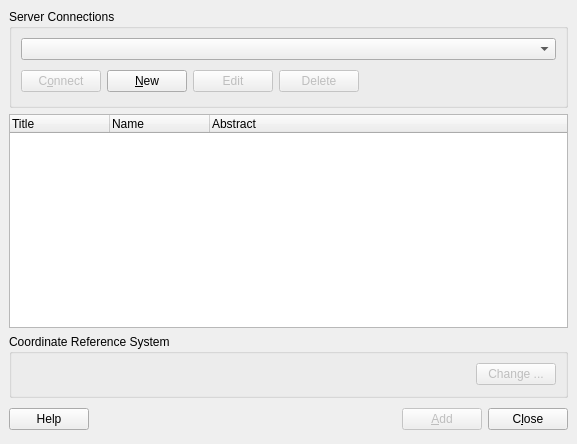
Qt form src/plugins/wfs/qgswfssourceselectbase.ui (qgis/QGIS) before a commit.
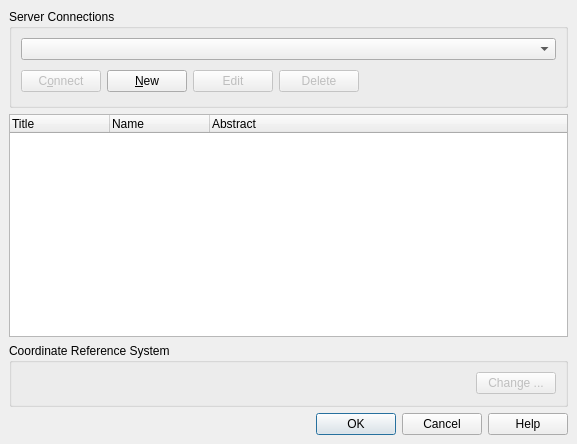
The same form after that commit.

Commit message: Convert dialogs to Qt 4.2 StandardButton API. Also fix memory leaks by using the delete operator or Qt::WA_DeleteOnClose along with accept or reject rather then deprecated Qt3 routines. Also eliminate compiler warnings.

Diff of the .ui file:
```diff
--- a/src/plugins/wfs/qgswfssourceselectbase.ui
+++ b/src/plugins/wfs/qgswfssourceselectbase.ui
@@ -89,80 +89,6 @@
      </layout>
     </widget>
    </item>
-   <item row="3" column="0" >
-    <layout class="QHBoxLayout" >
-     <property name="margin" >
-      <number>0</number>
-     </property>
-     <property name="spacing" >
-      <number>6</number>
-     </property>
-     <item>
-      <widget class="QPushButton" name="btnHelp" >
-       <property name="enabled" >
-        <bool>true</bool>
-       </property>
-       <property name="text" >
-        <string>Help</string>
-       </property>
-       <property name="shortcut" >
-        <string>F1</string>
-       </property>
-       <property name="autoDefault" >
-        <bool>true</bool>
-       </property>
-      </widget>
-     </item>
-     <item>
-      <spacer>
-       <property name="orientation" >
-        <enum>Qt::Horizontal</enum>
-       </property>
-       <property name="sizeType" >
-        <enum>QSizePolicy::Expanding</enum>
-       </property>
-       <property name="sizeHint" >
-        <size>
-         <width>111</width>
-         <height>31</height>
-        </size>
-       </property>
-      </spacer>
-     </item>
-     <item>
-      <widget class="QPushButton" name="btnAdd" >
-       <property name="enabled" >
-        <bool>false</bool>
-       </property>
-       <property name="text" >
-        <string>&amp;Add</string>
-       </property>
-       <property name="shortcut" >
-        <string>Alt+A</string>
-       </property>
-       <property name="autoDefault" >
-        <bool>true</bool>
-       </property>
-       <property name="default" >
-        <bool>true</bool>
-       </property>
-      </widget>
-     </item>
-     <item>
-      <widget class="QPushButton" name="btnCancel" >
-       <property name="text" >
-        <string>C&amp;lose</string>
-       </property>
-       <property name="shortcut" >
-        <string>Alt+L</string>
-       </property>
-       <property name="autoDefault" >
-        <bool>true</bool>
-       </property>
-      </widget>
-     </item>
-    </layout>
-   </item>
    <item row="0" column="0" >
     <widget class="QGroupBox" name="GroupBox1" >
      <property name="title" >
@@ -234,6 +160,16 @@
      </layout>
     </widget>
    </item>
+   <item row="3" column="0" >
+    <widget class="QDialogButtonBox" name="buttonBox" >
+     <property name="orientation" >
+      <enum>Qt::Horizontal</enum>
+     </property>
+     <property name="standardButtons" >
+      <set>QDialogButtonBox::Cancel|QDialogButtonBox::Help|QDialogButtonBox::NoButton|QDialogButtonBox::Ok</set>
+     </property>
+    </widget>
+   </item>
   </layout>
  </widget>
  <resources/>
```
The commit also changes 48 other files.
